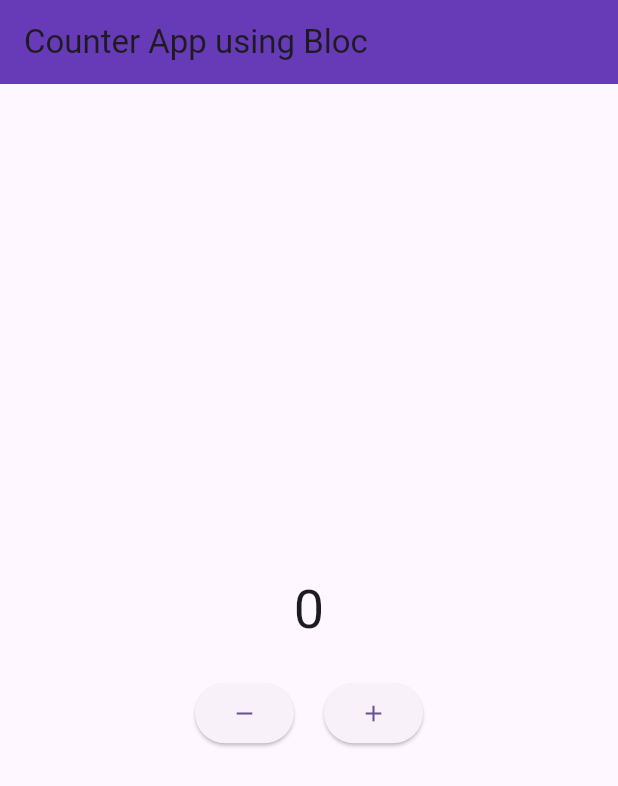
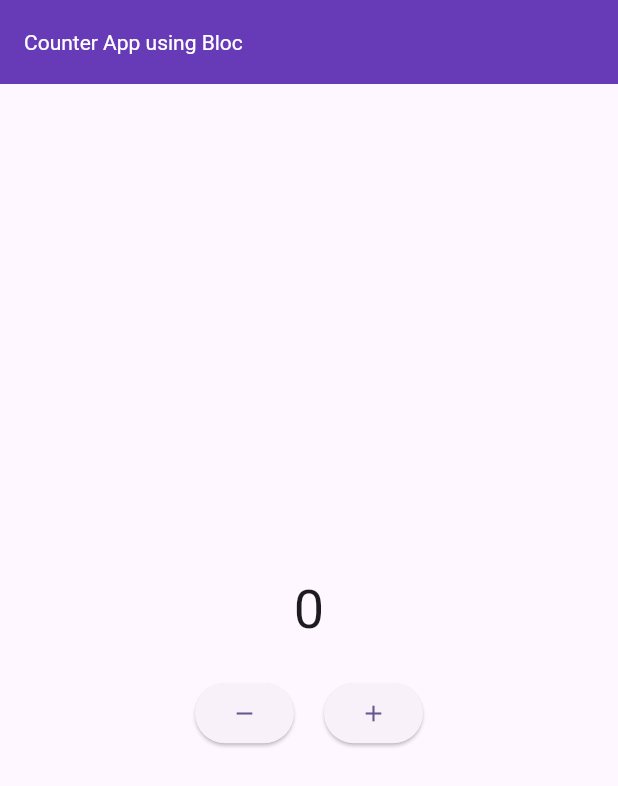
Before and after one commit to MokwatsiM/Assessment, a Flutter app: the screen it shows after launch, on a phone screen of 412 x 824 dp. Shown: the top 786 px of the screen. Run offline on Flutter 3.47's test engine with Material 2 defaults, Android fonts, the phone set to English and light mode, and no system bars; our stand-ins replace flutter_bloc, redux.

Commit message:
chore: change text color of appbar to white on question 1

```diff
--- a/question_1/lib/main.dart
+++ b/question_1/lib/main.dart
@@ -18,21 +18,6 @@ class MyApp extends StatelessWidget {
       child: MaterialApp(
         title: 'Flutter Demo',
         theme: ThemeData(
-          // This is the theme of your application.
-          //
-          // TRY THIS: Try running your application with "flutter run". You'll see
-          // the application has a blue toolbar. Then, without quitting the app,
-          // try changing the seedColor in the colorScheme below to Colors.green
-          // and then invoke "hot reload" (save your changes or press the "hot
-          // reload" button in a Flutter-supported IDE, or press "r" if you used
-          // the command line to start the app).
-          //
-          // Notice that the counter didn't reset back to zero; the application
-          // state is not lost during the reload. To reset the state, use hot
-          // restart instead.
-          //
-          // This works for code too, not just values: Most code changes can be
-          // tested with just a hot reload.
           colorScheme: ColorScheme.fromSeed(
             seedColor: Colors.deepPurple,
           ),
@@ -53,6 +38,7 @@ class MyHomePage extends StatelessWidget {
     return Scaffold(
       appBar: AppBar(
         backgroundColor: Colors.deepPurple,
+        titleTextStyle: const TextStyle(color: Colors.white),
         title: const Text('Counter App using Bloc'),
       ),
       body: BlocBuilder<CounterBloc, CounterState>(
```
